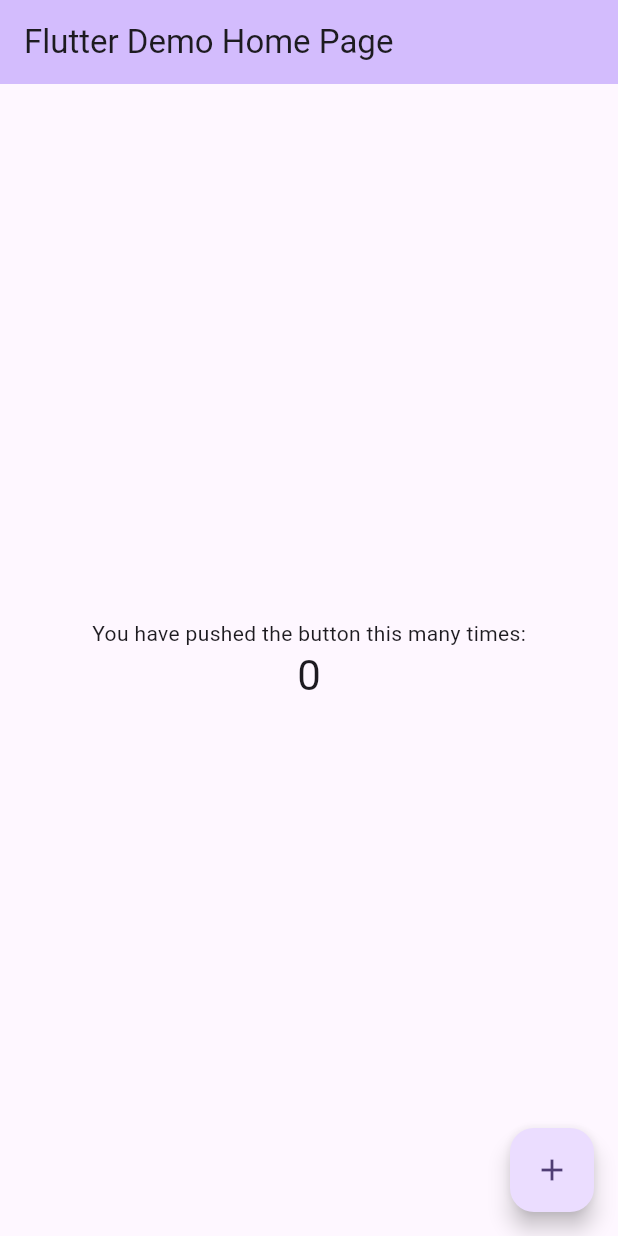
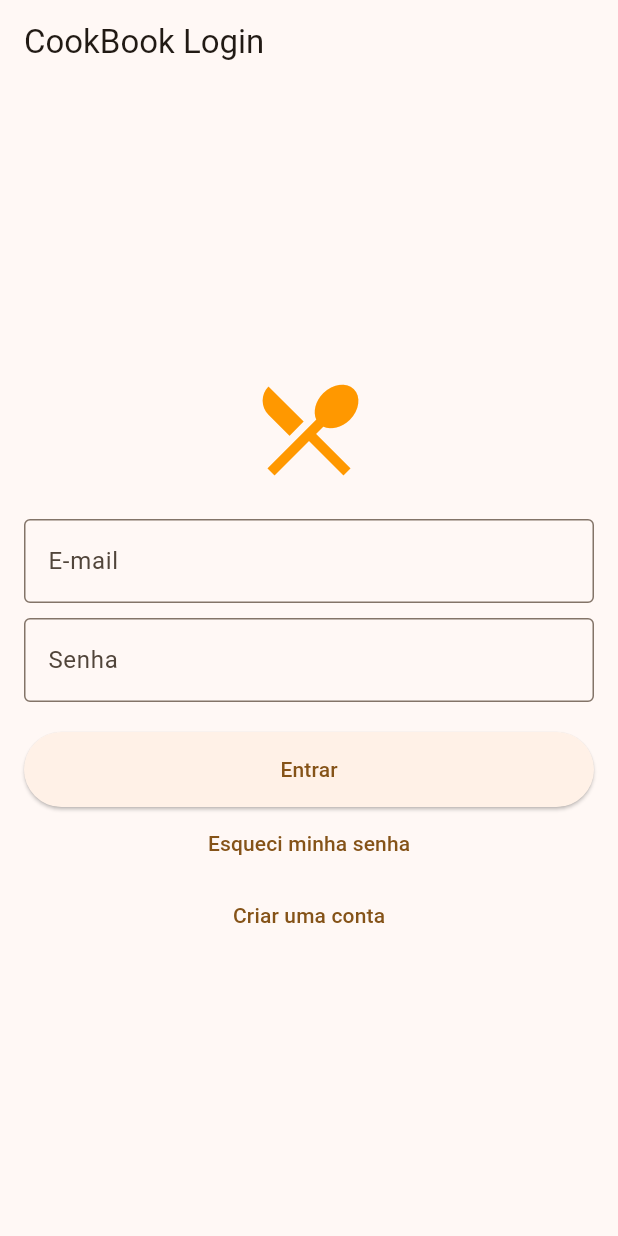
Before and after one commit to Joaohnt27/cookbook, a Flutter app: the screen it shows after launch, on a phone screen of 412 x 824 dp. Run offline on Flutter 3.47's test engine with Material 3 defaults, Android fonts, the phone set to English and light mode, and no system bars; our stand-ins replace cloud_firestore, device_preview, firebase_auth, firebase_core; accounts and stored records are empty.

Commit message:
chore: initialize the project, firebase configuration and add login and register

```diff
--- a/lib/main.dart
+++ b/lib/main.dart
@@ -1,122 +1,36 @@
+import 'package:flutter/foundation.dart';
 import 'package:flutter/material.dart';
+import 'package:device_preview/device_preview.dart';
+import 'package:firebase_core/firebase_core.dart';
+import 'views/login_page.dart';
+import 'firebase_options.dart';
 
-void main() {
-  runApp(const MyApp());
+void main() async {
+  WidgetsFlutterBinding.ensureInitialized();
+
+  await Firebase.initializeApp(options: DefaultFirebaseOptions.currentPlatform);
+
+  runApp(
+    DevicePreview(enabled: !kReleaseMode, builder: (context) => const MyApp()),
+  );
 }
 
 class MyApp extends StatelessWidget {
   const MyApp({super.key});
 
-  // This widget is the root of your application.
   @override
   Widget build(BuildContext context) {
     return MaterialApp(
-      title: 'Flutter Demo',
+      title: 'CookBook',
+      debugShowCheckedModeBanner: false,
+      useInheritedMediaQuery: true,
+      locale: DevicePreview.locale(context),
+      builder: DevicePreview.appBuilder,
       theme: ThemeData(
-        // This is the theme of your application.
-        //
-        // TRY THIS: Try running your application with "flutter run". You'll see
-        // the application has a purple toolbar. Then, without quitting the app,
-        // try changing the seedColor in the colorScheme below to Colors.green
-        // and then invoke "hot reload" (save your changes or press the "hot
-        // reload" button in a Flutter-supported IDE, or press "r" if you used
-        // the command line to start the app).
-        //
-        // Notice that the counter didn't reset back to zero; the application
-        // state is not lost during the reload. To reset the state, use hot
-        // restart instead.
-        //
-        // This works for code too, not just values: Most code changes can be
-        // tested with just a hot reload.
-        colorScheme: .fromSeed(seedColor: Colors.deepPurple),
+        colorScheme: ColorScheme.fromSeed(seedColor: Colors.orange),
+        useMaterial3: true,
       ),
-      home: const MyHomePage(title: 'Flutter Demo Home Page'),
+      home: const LoginPage(),
     );
   }
 }
-
-class MyHomePage extends StatefulWidget {
-  const MyHomePage({super.key, required this.title});
-
-  // This widget is the home page of your application. It is stateful, meaning
-  // that it has a State object (defined below) that contains fields that affect
-  // how it looks.
-
-  // This class is the configuration for the state. It holds the values (in this
-  // case the title) provided by the parent (in this case the App widget) and
-  // used by the build method of the State. Fields in a Widget subclass are
-  // always marked "final".
-
-  final String title;
-
-  @override
-  State<MyHomePage> createState() => _MyHomePageState();
-}
-
-class _MyHomePageState extends State<MyHomePage> {
-  int _counter = 0;
-
-  void _incrementCounter() {
-    setState(() {
-      // This call to setState tells the Flutter framework that something has
-      // changed in this State, which causes it to rerun the build method below
-      // so that the display can reflect the updated values. If we changed
-      // _counter without calling setState(), then the build method would not be
-      // called again, and so nothing would appear to happen.
-      _counter++;
-    });
-  }
-
-  @override
-  Widget build(BuildContext context) {
-    // This method is rerun every time setState is called, for instance as done
-    // by the _incrementCounter method above.
-    //
-    // The Flutter framework has been optimized to make rerunning build methods
-    // fast, so that you can just rebuild anything that needs updating rather
-    // than having to individually change instances of widgets.
-    return Scaffold(
-      appBar: AppBar(
-        // TRY THIS: Try changing the color here to a specific color (to
-        // Colors.amber, perhaps?) and trigger a hot reload to see the AppBar
-        // change color while the other colors stay the same.
-        backgroundColor: Theme.of(context).colorScheme.inversePrimary,
-        // Here we take the value from the MyHomePage object that was created by
-        // the App.build method, and use it to set our appbar title.
-        title: Text(widget.title),
-      ),
-      body: Center(
-        // Center is a layout widget. It takes a single child and positions it
-        // in the middle of the parent.
-        child: Column(
-          // Column is also a layout widget. It takes a list of children and
-          // arranges them vertically. By default, it sizes itself to fit its
-          // children horizontally, and tries to be as tall as its parent.
-          //
-          // Column has various properties to control how it sizes itself and
-          // how it positions its children. Here we use mainAxisAlignment to
-          // center the children vertically; the main axis here is the vertical
-          // axis because Columns are vertical (the cross axis would be
-          // horizontal).
-          //
-          // TRY THIS: Invoke "debug painting" (choose the "Toggle Debug Paint"
-          // action in the IDE, or press "p" in the console), to see the
-          // wireframe for each widget.
-          mainAxisAlignment: .center,
-          children: [
-            const Text('You have pushed the button this many times:'),
-            Text(
-              '$_counter',
-              style: Theme.of(context).textTheme.headlineMedium,
-            ),
-          ],
-        ),
-      ),
-      floatingActionButton: FloatingActionButton(
-        onPressed: _incrementCounter,
-        tooltip: 'Increment',
-        child: const Icon(Icons.add),
-      ),
-    );
-  }
-}
--- /dev/null
+++ b/lib/views/login_page.dart
@@ -0,0 +1,114 @@
+import 'package:flutter/material.dart';
+import '../services/auth_service.dart';
+import 'registro_page.dart';
+
+class LoginPage extends StatefulWidget {
+  const LoginPage({super.key});
+
+  @override
+  State<LoginPage> createState() => _LoginPageState();
+}
+
+class _LoginPageState extends State<LoginPage> {
+  final _emailController = TextEditingController();
+  final _senhaController = TextEditingController();
+  final _authService = AuthService();
+  bool _carregando = false;
+
+  void _efetuarLogin() async {
+    setState(() => _carregando = true);
+
+    String? erro = await _authService.login(
+      _emailController.text,
+      _senhaController.text,
+    );
+
+    setState(() => _carregando = false);
+
+    if (erro == null) {
+      // Navegar para Home (falta criar!!!)
+      print("Login com sucesso!");
+    } else {
+      // Feedback de erro
+      ScaffoldMessenger.of(context).showSnackBar(
+        SnackBar(content: Text(erro), backgroundColor: Colors.red),
+      );
+    }
+  }
+
+  void _recuperarSenha() async {
+    if (_emailController.text.isEmpty) {
+      ScaffoldMessenger.of(context).showSnackBar(
+        const SnackBar(content: Text("Digite seu e-mail primeiro.")),
+      );
+      return;
+    }
+
+    String? erro = await _authService.recuperarSenha(_emailController.text);
+
+    if (erro == null) {
+      ScaffoldMessenger.of(context).showSnackBar(
+        const SnackBar(content: Text("E-mail de recuperação enviado!")),
+      );
+    }
+  }
+
+  @override
+  Widget build(BuildContext context) {
+    return Scaffold(
+      appBar: AppBar(title: const Text("CookBook Login")),
+      body: Padding(
+        padding: const EdgeInsets.all(16.0),
+        child: Column(
+          mainAxisAlignment: MainAxisAlignment.center,
+          children: [
+            const Icon(Icons.restaurant_menu, size: 80, color: Colors.orange),
+            const SizedBox(height: 20),
+            TextField(
+              controller: _emailController,
+              decoration: const InputDecoration(
+                labelText: "E-mail",
+                border: OutlineInputBorder(),
+              ),
+            ),
+            const SizedBox(height: 10),
+            TextField(
+              controller: _senhaController,
+              decoration: const InputDecoration(
+                labelText: "Senha",
+                border: OutlineInputBorder(),
+              ),
+              obscureText: true,
+            ),
+            const SizedBox(height: 20),
+
+            // Botão com feedback de progresso
+            _carregando
+                ? const CircularProgressIndicator()
+                : ElevatedButton(
+                    onPressed: _efetuarLogin,
+                    style: ElevatedButton.styleFrom(
+                      minimumSize: const Size(double.infinity, 50),
+                    ),
+                    child: const Text("Entrar"),
+                  ),
+
+            TextButton(
+              onPressed: _recuperarSenha, // Requisito de recuperação de senha
+              child: const Text("Esqueci minha senha"),
+            ),
+            TextButton(
+              onPressed: () {
+                Navigator.push(
+                  context,
+                  MaterialPageRoute(builder: (context) => const RegistroPage()),
+                );
+              },
+              child: const Text("Criar uma conta"),
+            ),
+          ],
+        ),
+      ),
+    );
+  }
+}
--- a/pubspec.yaml
+++ b/pubspec.yaml
@@ -39,6 +39,7 @@ dependencies:
   cloud_firestore: ^6.3.0
   firebase_storage: ^13.3.0
   http: ^1.6.0
+  device_preview: ^1.3.1
 
 dev_dependencies:
   flutter_test:
```
Also changed, not shown: lib/services/auth_service.dart (added, +59 -0 lines), lib/views/registro_page.dart (added, +120 -0 lines), firebase.json (added), lib/firebase_options.dart (added), pubspec.lock, 4 other files.
